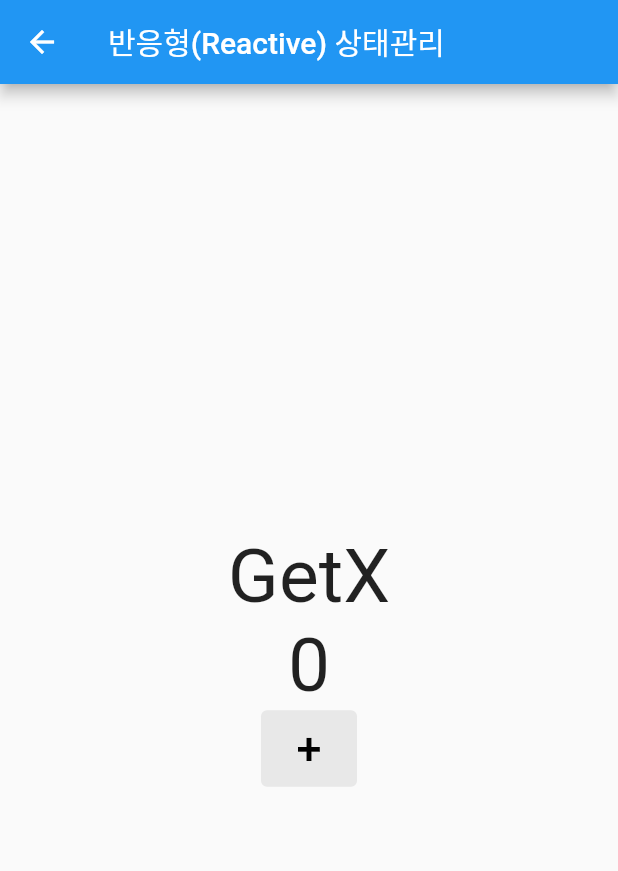
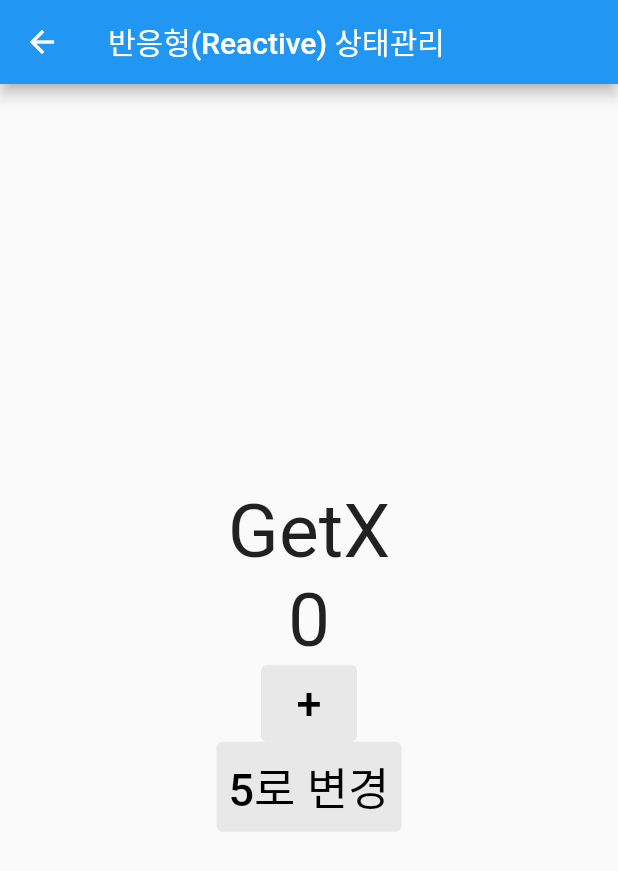
Before and after one commit to kicok/flutter_sample_getx, a Flutter app: the ReactiveStateManagePage screen opened directly, on a phone screen of 412 x 824 dp. Shown: the top 871 px of the screen. Run offline on Flutter 3.47's test engine with Material 2 defaults, Android fonts, the phone set to English and light mode, and no system bars; our stand-ins replace get.

Commit message:
getx reactive 는 값이 바뀔때만 update를 한다

```diff
--- a/lib/src/controller/count_controller_with_reactive_getx.dart
+++ b/lib/src/controller/count_controller_with_reactive_getx.dart
@@ -10,4 +10,9 @@
   void increase() {
     count++;
   }
+
+  void putNumber(int value) {
+    //count = value; // 이렇게 사용하지 않음.
+    count(value);
+  }
 }
--- a/lib/src/pages/state_page/reactive_state_manage_page.dart
+++ b/lib/src/pages/state_page/reactive_state_manage_page.dart
@@ -26,11 +26,12 @@
             //       "${Get.find<CountControllerWithReactive>().count.value}",
             //       style: const TextStyle(fontSize: 50));
             // }),
-            Obx(
-              () => Text(
+            Obx(() {
+              print("update!!!!");
+              return Text(
                   "${Get.find<CountControllerWithReactive>().count.value}",
-                  style: const TextStyle(fontSize: 50)),
-            ),
+                  style: const TextStyle(fontSize: 50));
+            }),
             TextButton(
               style: Utils.textButtonStryle,
               onPressed: () {
@@ -38,6 +39,13 @@
               },
               child: const Text("+", style: TextStyle(fontSize: 30)),
             ),
+            TextButton(
+              style: Utils.textButtonStryle,
+              onPressed: () {
+                Get.find<CountControllerWithReactive>().putNumber(5);
+              },
+              child: const Text("5로 변경", style: TextStyle(fontSize: 30)),
+            ),
           ],
         ),
       ),
```
